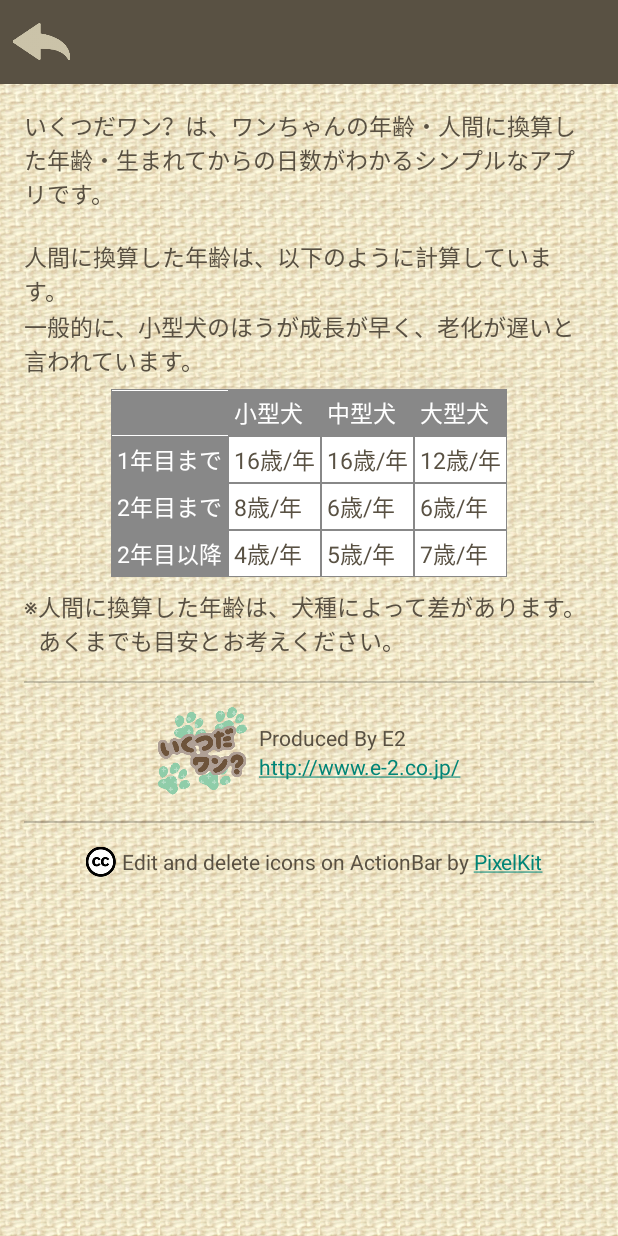
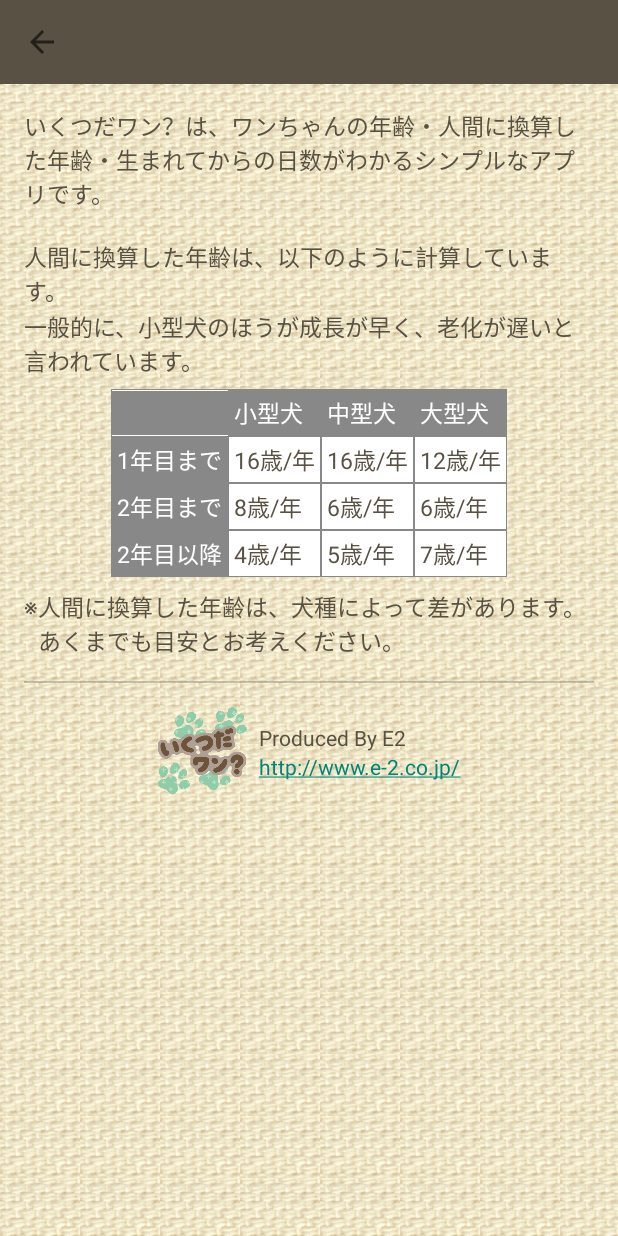
Before and after one commit to gon5on/dog-age, an Android app: the AboutActivity screen opened directly, with no data from a screen before it, on a phone screen of 412 x 824 dp. Run offline under Robolectric (Android 15) with nearby library versions, the phone set to English and light mode, and no system bars.

Commit message:
適当にコミット

```diff
--- a/src/app/build.gradle
+++ b/src/app/build.gradle
@@ -2,7 +2,7 @@ apply plugin: 'com.android.application'
 
 android {
     compileSdkVersion 21
-    buildToolsVersion "21.1.2"
+    buildToolsVersion "24.0.1"
 
     defaultConfig {
         applicationId "jp.co.e2.dogage"
--- a/src/app/src/main/java/jp/co/e2/dogage/activity/AboutActivity.java
+++ b/src/app/src/main/java/jp/co/e2/dogage/activity/AboutActivity.java
@@ -31,7 +31,7 @@ public class AboutActivity extends BaseActivity {
 
         if (savedInstanceState == null) {
             //アクションバーをセットする
-            setActionbar(true);
+            setBackArrowToolbar();
 
             getFragmentManager().beginTransaction().add(R.id.container, new AboutFragment()).commit();
         }
@@ -69,30 +69,11 @@ public class AboutActivity extends BaseActivity {
             // fragment再生成抑止
             setRetainInstance(true);
 
-            //ライセンスにリンクを貼る
-            linkLisence();
 
             //スクロールビューのオーバースクロールで端の色を変えないように
             container.setOverScrollMode(View.OVER_SCROLL_NEVER);
 
             return mView;
         }
-
-        /**
-         * ライセンスにリンクを貼る
-         */
-        private void linkLisence() {
-            TextView textViewCC = (TextView) mView.findViewById(R.id.textViewCC);
-
-            Pattern pattern = Pattern.compile(PATTERN);
-            Linkify.TransformFilter filter = new Linkify.TransformFilter() {
-                @Override
-                public String transformUrl(Matcher match, String url) {
-                    return URL;
-                }
-            };
-
-            Linkify.addLinks(textViewCC, pattern, URL, null, filter);
-        }
     }
 }
--- a/src/app/src/main/java/jp/co/e2/dogage/activity/BaseActivity.java
+++ b/src/app/src/main/java/jp/co/e2/dogage/activity/BaseActivity.java
@@ -1,5 +1,6 @@
 package jp.co.e2.dogage.activity;
 
+import android.support.v7.app.ActionBar;
 import android.support.v7.app.ActionBarActivity;
 import android.support.v7.widget.Toolbar;
 
@@ -10,18 +11,35 @@ import jp.co.e2.dogage.R;
  */
 public class BaseActivity extends ActionBarActivity {
     /**
-     * アクションバーをセット
-     *
-     * @param backFlg 戻るボタン有無
+     * ツールバーをセット
      */
-    protected void setActionbar(boolean backFlg) {
+    protected void setToolbar() {
+        //ツールバーをアクションバーとして扱う
         Toolbar toolbar = (Toolbar) findViewById(R.id.toolbar);
-        toolbar.setTitle("");
 
-        setSupportActionBar(toolbar);
+        if (toolbar != null) {
+            setSupportActionBar(toolbar);
+        }
 
-        if (backFlg) {
-            toolbar.setNavigationIcon(R.drawable.ic_back);
+        //タイトル非表示
+        ActionBar actionbar = getSupportActionBar();
+
+        if (actionbar != null) {
+            actionbar.setDisplayShowTitleEnabled(false);
+        }
+    }
+
+    /**
+     * 戻る矢印付きのツールバーをセット
+     */
+    protected void setBackArrowToolbar() {
+        setToolbar();
+
+        ActionBar actionbar = getSupportActionBar();
+
+        if (actionbar != null) {
+            actionbar.setHomeButtonEnabled(true);
+            actionbar.setDisplayHomeAsUpEnabled(true);
         }
     }
 }
--- a/src/app/src/main/java/jp/co/e2/dogage/activity/PetAgeActivity.java
+++ b/src/app/src/main/java/jp/co/e2/dogage/activity/PetAgeActivity.java
@@ -46,7 +46,7 @@ public class PetAgeActivity extends BaseActivity implements ConfirmDialog.Callba
 
         if (savedInstanceState == null) {
             //アクションバーをセットする
-            setActionbar(false);
+            setToolbar();
 
             //通知を消す
             NotificationManagerCompat notificationManagerCompat = NotificationManagerCompat.from(getApplicationContext());
--- a/src/app/src/main/java/jp/co/e2/dogage/activity/SettingActivity.java
+++ b/src/app/src/main/java/jp/co/e2/dogage/activity/SettingActivity.java
@@ -29,7 +29,7 @@ public class SettingActivity extends BaseActivity {
 
         if (savedInstanceState == null) {
             //アクションバーをセットする
-            setActionbar(true);
+            setBackArrowToolbar();
 
             getFragmentManager().beginTransaction().add(R.id.container, new AboutFragment()).commit();
         }
--- a/src/app/src/main/java/jp/co/e2/dogage/activity/TrimmingActivity.java
+++ b/src/app/src/main/java/jp/co/e2/dogage/activity/TrimmingActivity.java
@@ -86,7 +86,7 @@ public class TrimmingActivity extends BaseActivity {
 
         if (savedInstanceState == null) {
             //アクションバーをセットする
-            setActionbar(true);
+            setBackArrowToolbar();
 
             String path = getIntent().getStringExtra(PATH);
 
--- a/src/app/src/main/res/layout/fragment_about.xml
+++ b/src/app/src/main/res/layout/fragment_about.xml
@@ -252,25 +252,6 @@
         </LinearLayout>
     </LinearLayout>
 
-    <ImageView
-        android:layout_width="fill_parent"
-        android:layout_height="wrap_content"
-        android:paddingBottom="@dimen/margin_between_big_view"
-        android:paddingTop="@dimen/margin_between_big_view"
-        android:scaleType="fitXY"
-        android:src="@android:drawable/divider_horizontal_textfield" />
-
-        <TextView
-            android:id="@+id/textViewCC"
-            android:layout_width="wrap_content"
-            android:layout_height="wrap_content"
-            android:drawableLeft="@drawable/ic_cc"
-            android:drawablePadding="@dimen/margin_default_icon"
-            android:layout_marginLeft="@dimen/margin_between_small_view"
-            android:text="@string/cc_pixel_kit"
-            android:textColor="@color/text"
-            android:layout_gravity="center_horizontal"/>
-
 </LinearLayout>
 
     </ScrollView>
--- a/src/build.gradle
+++ b/src/build.gradle
@@ -5,7 +5,7 @@ buildscript {
         jcenter()
     }
     dependencies {
-        classpath 'com.android.tools.build:gradle:1.2.3'
+        classpath 'com.android.tools.build:gradle:2.2.3'
 
         // NOTE: Do not place your application dependencies here; they belong
         // in the individual module build.gradle files
```
Also changed, not shown: src/app/src/main/java/jp/co/e2/dogage/activity/InputActivity.java (+5 -4 lines), src/app/src/main/res/drawable-xxhdpi/bg_actionbar_item.xml (deleted, +0 -14 lines), src/app/src/main/res/menu/pet_age.xml (+5 -5 lines), src/app/src/main/res/drawable-xxhdpi/ic_about.png (deleted), src/app/src/main/res/drawable-xxhdpi/ic_add.png (deleted), src/app/src/main/res/drawable-xxhdpi/ic_back.png (deleted), src/app/src/main/res/drawable-xxhdpi/ic_cc.png (deleted), src/app/src/main/res/drawable-xxhdpi/ic_delete.png (deleted), src/app/src/main/res/drawable-xxhdpi/ic_edit.png (deleted), src/app/src/main/res/drawable-xxhdpi/ic_setting.png (deleted), src/gradle/wrapper/gradle-wrapper.properties.
